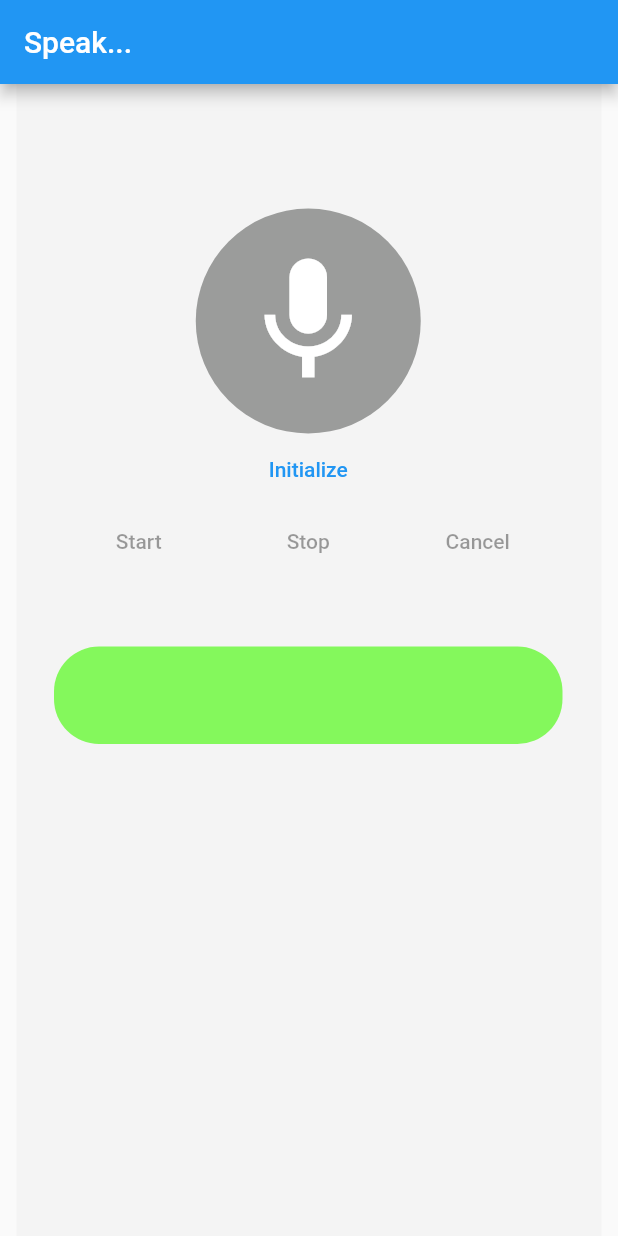
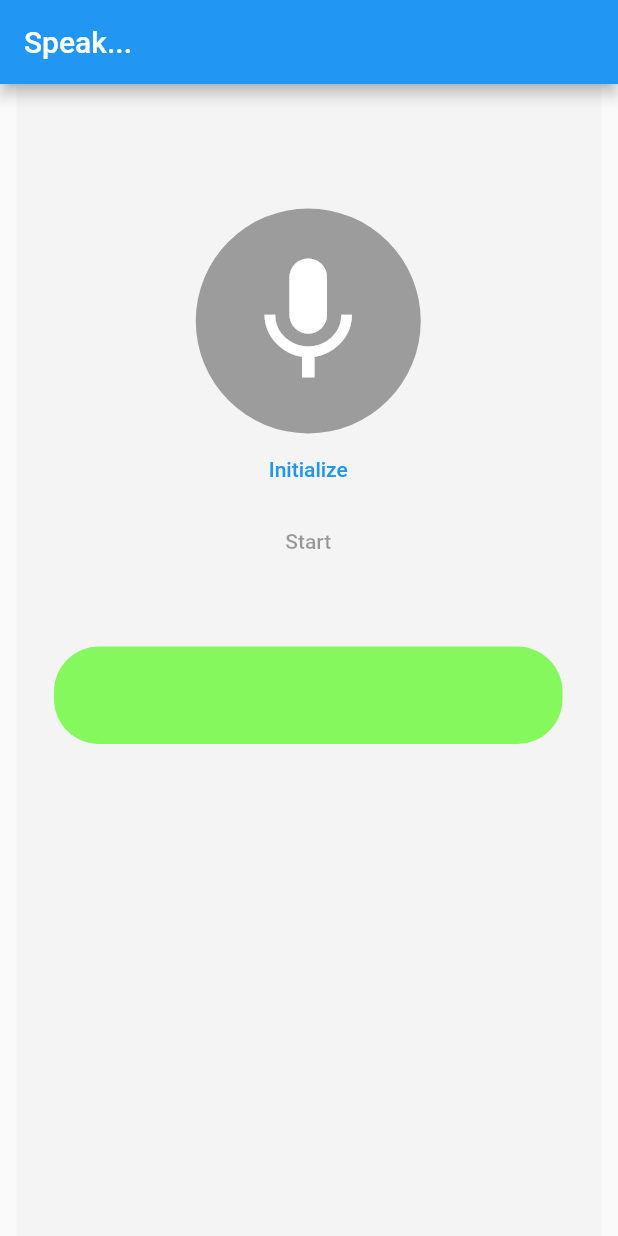
Before and after one commit to elaine-xx/HT6-FE, a Flutter app: the screen it shows after launch, on a phone screen of 412 x 824 dp. Run offline on Flutter 3.47's test engine with Material 2 defaults, Android fonts, the phone set to English and light mode, and no system bars; our stand-ins replace camera, speech_to_text, video_player.

Commit message:
Remove cancel and stop buttons from recorder page

```diff
--- a/lib/recorder.dart
+++ b/lib/recorder.dart
@@ -281,14 +281,6 @@ class SpeechControlWidget extends StatelessWidget {
           onPressed: !hasSpeech || isListening ? null : startListening,
           child: const Text('Start'),
         ),
-        TextButton(
-          onPressed: isListening ? stopListening : null,
-          child: const Text('Stop'),
-        ),
-        TextButton(
-          onPressed: isListening ? cancelListening : null,
-          child: const Text('Cancel'),
-        )
       ],
     );
   }
```
